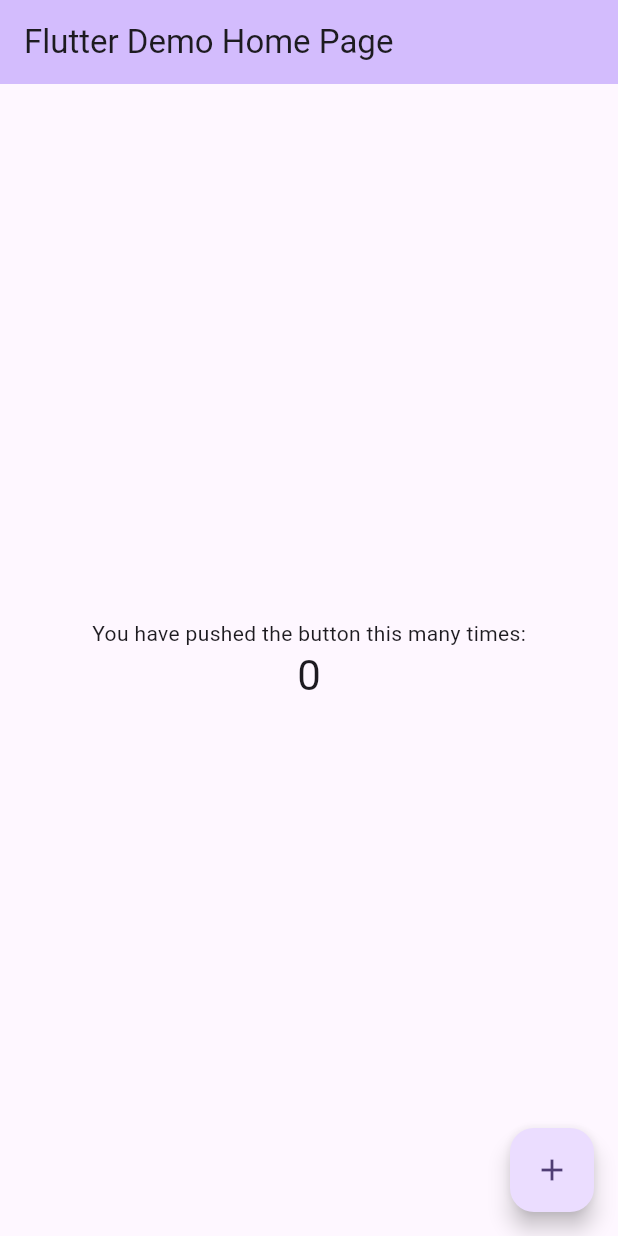
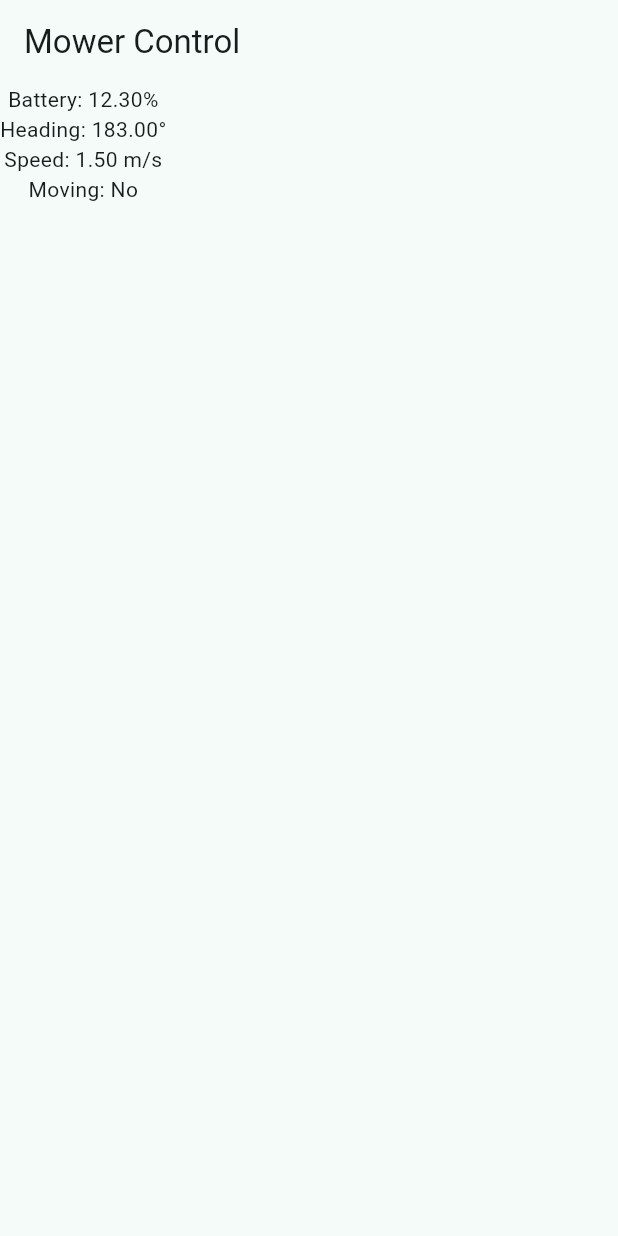
Before and after one commit to danieldfgro2000/mower_bot, a Flutter app: the screen it shows after launch, on a phone screen of 412 x 824 dp. Run offline on Flutter 3.47's test engine with Material 3 defaults, Android fonts, the phone set to English and light mode, and no system bars; our stand-ins replace equatable, fl_chart, flutter_bloc.

Commit message:
telemetry dummy data

```diff
--- a/lib/features/control/presentation/pages/control_page.dart
+++ b/lib/features/control/presentation/pages/control_page.dart
@@ -0,0 +1,51 @@
+import 'dart:math';
+
+import 'package:flutter/cupertino.dart';
+import 'package:flutter/material.dart';
+import 'package:flutter_bloc/flutter_bloc.dart';
+import 'package:mower_bot/features/telemetry/presentation/bloc/telemetry_bloc.dart';
+import 'package:mower_bot/features/telemetry/presentation/bloc/telemetry_state.dart' show TelemetryState, TelemetryDriftState, TelemetryDataState;
+import 'package:mower_bot/features/telemetry/presentation/widgets/drift_chart.dart';
+
+class ControlPage extends StatefulWidget {
+  const ControlPage({super.key});
+
+  @override
+  State<ControlPage> createState() => _ControlPageState();
+}
+
+class _ControlPageState extends State<ControlPage> {
+  final List<double> driftHistory = [];
+
+  @override
+  Widget build(BuildContext context) {
+    return Scaffold(
+      appBar: AppBar(title: const Text('Mower Control'),),
+      body: BlocBuilder<TelemetryBloc, TelemetryState>(
+          builder: (context, state) {
+            if (state is TelemetryDriftState) {
+              driftHistory.add(sqrt(state.driftX * state.driftX + state.driftY * state.driftY));
+            }
+
+            return Column(
+              mainAxisAlignment: MainAxisAlignment.start,
+              children: [
+                if (state is TelemetryDataState) ... [
+                  Text('Battery: ${state.telemetry.battery.toStringAsFixed(2)}%'),
+                  Text('Heading: ${state.telemetry.heading.toStringAsFixed(2)}°'),
+                  Text('Speed: ${state.telemetry.encoderSpeed.toStringAsFixed(2)} m/s'),
+                  Text('Moving: ${state.telemetry.isMoving ? "Yes" : "No"}'),
+                ]
+                else if (state is TelemetryDriftState) ... [
+                  Text('Drift X: ${state.driftX.toStringAsFixed(2)}'),
+                  Text('Drift Y: ${state.driftY.toStringAsFixed(2)}'),
+                  Text('Heading Error: ${state.headingError.toStringAsFixed(2)}°'),
+                  Expanded(child: DriftChart(driftHistory: driftHistory),)
+                ],
+              ],
+            );
+          }
+      ),
+    );
+  }
+}
--- a/lib/main.dart
+++ b/lib/main.dart
@@ -1,122 +1,34 @@
 import 'package:flutter/material.dart';
+import 'package:flutter_bloc/flutter_bloc.dart';
+import 'package:mower_bot/core/network/websocket_client.dart';
+
+import 'features/control/presentation/pages/control_page.dart';
+import 'features/telemetry/presentation/bloc/telemetry_bloc.dart';
 
 void main() {
-  runApp(const MyApp());
+  final client = WebSocketClient();
+  client.connectDummy();
+
+  runApp(MyApp(client: client));
 }
 
 class MyApp extends StatelessWidget {
-  const MyApp({super.key});
+  final WebSocketClient client;
+  const MyApp({super.key, required this.client});
 
   // This widget is the root of your application.
   @override
   Widget build(BuildContext context) {
     return MaterialApp(
-      title: 'Flutter Demo',
+      title: 'Mower Bot',
+      debugShowCheckedModeBanner: false,
       theme: ThemeData(
-        // This is the theme of your application.
-        //
-        // TRY THIS: Try running your application with "flutter run". You'll see
-        // the application has a purple toolbar. Then, without quitting the app,
-        // try changing the seedColor in the colorScheme below to Colors.green
-        // and then invoke "hot reload" (save your changes or press the "hot
-        // reload" button in a Flutter-supported IDE, or press "r" if you used
-        // the command line to start the app).
-        //
-        // Notice that the counter didn't reset back to zero; the application
-        // state is not lost during the reload. To reset the state, use hot
-        // restart instead.
-        //
-        // This works for code too, not just values: Most code changes can be
-        // tested with just a hot reload.
-        colorScheme: ColorScheme.fromSeed(seedColor: Colors.deepPurple),
+        colorScheme: ColorScheme.fromSeed(seedColor: Colors.teal),
       ),
-      home: const MyHomePage(title: 'Flutter Demo Home Page'),
+      home: BlocProvider(
+        create: (context) => TelemetryBloc(client.messages),
+        child: const ControlPage(),
+      ),
     );
   }
 }
-
-class MyHomePage extends StatefulWidget {
-  const MyHomePage({super.key, required this.title});
-
-  // This widget is the home page of your application. It is stateful, meaning
-  // that it has a State object (defined below) that contains fields that affect
-  // how it looks.
-
-  // This class is the configuration for the state. It holds the values (in this
-  // case the title) provided by the parent (in this case the App widget) and
-  // used by the build method of the State. Fields in a Widget subclass are
-  // always marked "final".
-
-  final String title;
-
-  @override
-  State<MyHomePage> createState() => _MyHomePageState();
-}
-
-class _MyHomePageState extends State<MyHomePage> {
-  int _counter = 0;
-
-  void _incrementCounter() {
-    setState(() {
-      // This call to setState tells the Flutter framework that something has
-      // changed in this State, which causes it to rerun the build method below
-      // so that the display can reflect the updated values. If we changed
-      // _counter without calling setState(), then the build method would not be
-      // called again, and so nothing would appear to happen.
-      _counter++;
-    });
-  }
-
-  @override
-  Widget build(BuildContext context) {
-    // This method is rerun every time setState is called, for instance as done
-    // by the _incrementCounter method above.
-    //
-    // The Flutter framework has been optimized to make rerunning build methods
-    // fast, so that you can just rebuild anything that needs updating rather
-    // than having to individually change instances of widgets.
-    return Scaffold(
-      appBar: AppBar(
-        // TRY THIS: Try changing the color here to a specific color (to
-        // Colors.amber, perhaps?) and trigger a hot reload to see the AppBar
-        // change color while the other colors stay the same.
-        backgroundColor: Theme.of(context).colorScheme.inversePrimary,
-        // Here we take the value from the MyHomePage object that was created by
-        // the App.build method, and use it to set our appbar title.
-        title: Text(widget.title),
-      ),
-      body: Center(
-        // Center is a layout widget. It takes a single child and positions it
-        // in the middle of the parent.
-        child: Column(
-          // Column is also a layout widget. It takes a list of children and
-          // arranges them vertically. By default, it sizes itself to fit its
-          // children horizontally, and tries to be as tall as its parent.
-          //
-          // Column has various properties to control how it sizes itself and
-          // how it positions its children. Here we use mainAxisAlignment to
-          // center the children vertically; the main axis here is the vertical
-          // axis because Columns are vertical (the cross axis would be
-          // horizontal).
-          //
-          // TRY THIS: Invoke "debug painting" (choose the "Toggle Debug Paint"
-          // action in the IDE, or press "p" in the console), to see the
-          // wireframe for each widget.
-          mainAxisAlignment: MainAxisAlignment.center,
-          children: <Widget>[
-            const Text('You have pushed the button this many times:'),
-            Text(
-              '$_counter',
-              style: Theme.of(context).textTheme.headlineMedium,
-            ),
-          ],
-        ),
-      ),
-      floatingActionButton: FloatingActionButton(
-        onPressed: _incrementCounter,
-        tooltip: 'Increment',
-        child: const Icon(Icons.add),
-      ), // This trailing comma makes auto-formatting nicer for build methods.
-    );
-  }
-}
```
Also changed, not shown: launch_mower_bot_g.png (added).
